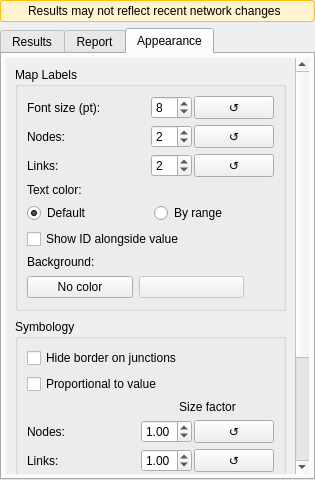
First picture: the form in ui/analysis/qgisred_results_dock.ui, repository qgisred/QGISRed, before the edit.
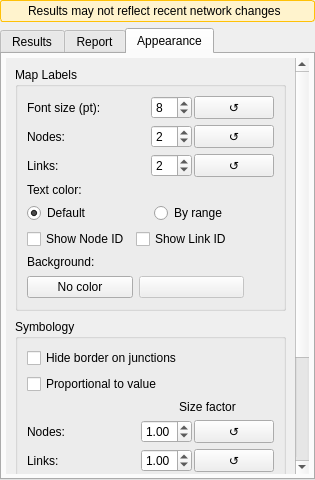
Second picture: the form after the edit. The open tabs and pages were chosen to show the change.

Commit message: [Results] Split checkbox to show Ids

```diff
--- a/ui/analysis/qgisred_results_dock.ui
+++ b/ui/analysis/qgisred_results_dock.ui
@@ -1447,11 +1447,38 @@
                 </layout>
                </item>
                <item row="5" column="0" colspan="2">
-                <widget class="QCheckBox" name="cbShowId">
-                 <property name="text">
-                  <string>Show ID alongside value</string>
+                <layout class="QHBoxLayout" name="horizontalLayout_showId">
+                 <property name="spacing">
+                  <number>6</number>
                  </property>
-                </widget>
+                 <item>
+                  <widget class="QCheckBox" name="cbShowNodeId">
+                   <property name="text">
+                    <string>Show Node ID</string>
+                   </property>
+                  </widget>
+                 </item>
+                 <item>
+                  <widget class="QCheckBox" name="cbShowLinkId">
+                   <property name="text">
+                    <string>Show Link ID</string>
+                   </property>
+                  </widget>
+                 </item>
+                 <item>
+                  <spacer name="horizontalSpacer_showId">
+                   <property name="orientation">
+                    <enum>Qt::Horizontal</enum>
+                   </property>
+                   <property name="sizeHint" stdset="0">
+                    <size>
+                     <width>0</width>
+                     <height>0</height>
+                    </size>
+                   </property>
+                  </spacer>
+                 </item>
+                </layout>
                </item>
                <item row="6" column="0" colspan="2">
                 <widget class="QLabel" name="lbLabelBgColorText">
```
The commit also changes 11 other files.
